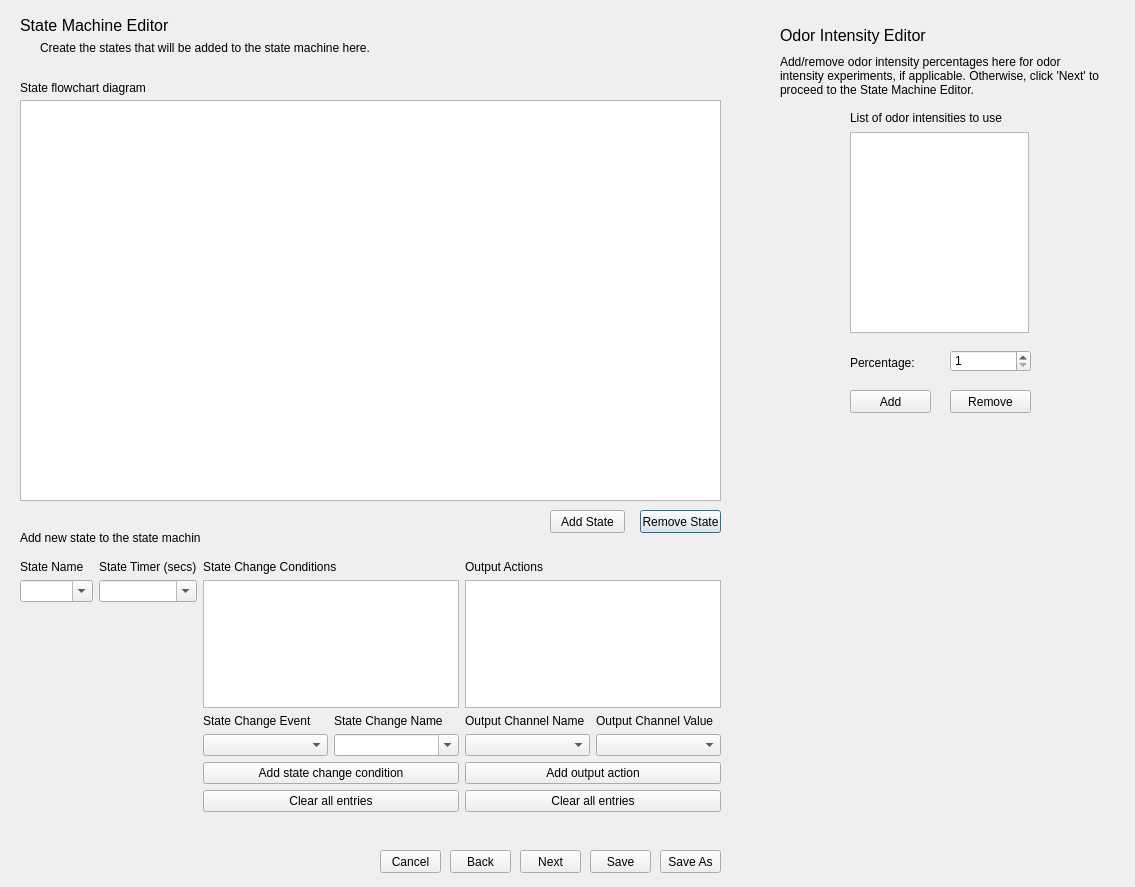
olfa-lab/PyBpodGUI, file protocol_editor_dialog.ui: the form before one commit.
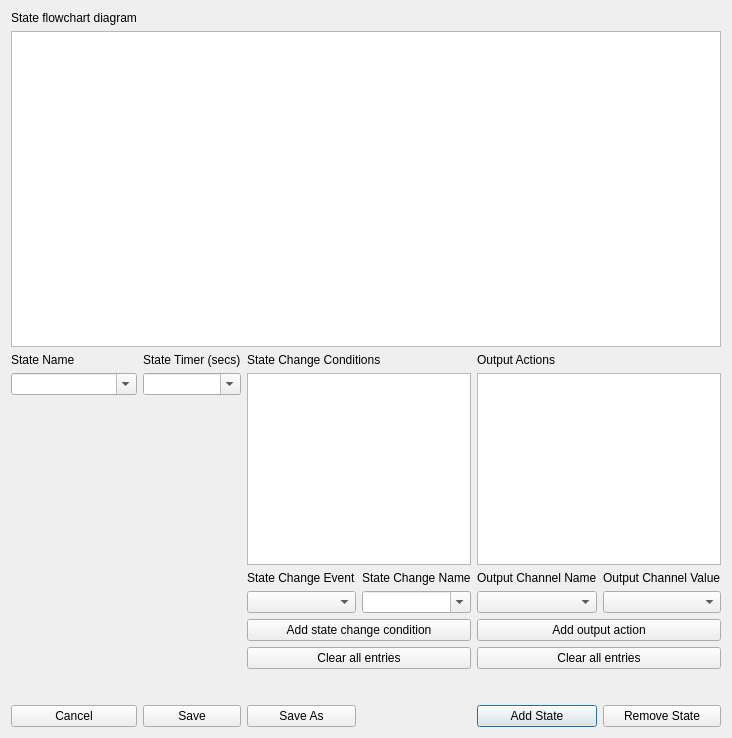
The form after the commit.

Commit message: added remove state function to remove the last state added, used the window's gridLayout to allow resizing, removed the intensity percentages editor

Diff of the .ui file:
```diff
--- a/protocol_editor_dialog.ui
+++ b/protocol_editor_dialog.ui
@@ -6,438 +6,210 @@
    <rect>
     <x>0</x>
     <y>0</y>
-    <width>1135</width>
-    <height>887</height>
+    <width>654</width>
+    <height>738</height>
    </rect>
   </property>
   <property name="windowTitle">
    <string>Dialog</string>
   </property>
-  <widget class="QWidget" name="stateMachineWidget" native="true">
-   <property name="geometry">
-    <rect>
-     <x>10</x>
-     <y>10</y>
-     <width>731</width>
-     <height>821</height>
-    </rect>
-   </property>
-   <widget class="QPushButton" name="removeStateButton">
-    <property name="geometry">
-     <rect>
-      <x>630</x>
-      <y>500</y>
-      <width>81</width>
-      <height>23</height>
-     </rect>
-    </property>
+  <layout class="QGridLayout" name="gridLayout">
+   <item row="0" column="0">
+    <widget class="QLabel" name="stateFlowchartLabel">
     <property name="text">
-     <string>Remove State</string>
-    </property>
-   </widget>
-   <widget class="QGraphicsView" name="graphicsView">
-    <property name="geometry">
-     <rect>
-      <x>10</x>
-      <y>90</y>
-      <width>701</width>
-      <height>401</height>
-     </rect>
-    </property>
-   </widget>
-   <widget class="QLabel" name="addNewStateLabel">
-    <property name="geometry">
-     <rect>
-      <x>10</x>
-      <y>520</y>
-      <width>181</width>
-      <height>16</height>
-     </rect>
-    </property>
+      <string>State flowchart diagram</string>
+     </property>
+    </widget>
+   </item>
+   <item row="9" column="4">
+    <widget class="QPushButton" name="addStateButton">
     <property name="text">
-     <string>Add new state to the state machine</string>
-    </property>
-   </widget>
-   <widget class="QWidget" name="gridLayoutWidget">
-    <property name="geometry">
-     <rect>
-      <x>10</x>
-      <y>550</y>
-      <width>701</width>
-      <height>252</height>
-     </rect>
-    </property>
-    <layout class="QGridLayout" name="stateMachineGridLayout">
-     <item row="2" column="4">
+      <string>Add State</string>
+     </property>
+    </widget>
+   </item>
+   <item row="5" column="2">
+    <widget class="QComboBox" name="stateChangeEventComboBox"/>
+   </item>
+   <item row="4" column="3">
       <widget class="QLabel" name="stateChangeNameLabel">
        <property name="text">
         <string>State Change Name</string>
        </property>
       </widget>
      </item>
-     <item row="2" column="5">
+   <item row="5" column="5">
+    <widget class="QComboBox" name="outputChannelValueComboBox"/>
+   </item>
+   <item row="4" column="5">
+    <widget class="QLabel" name="outputChannelValueLabel">
+     <property name="text">
+      <string>Output Channel Value</string>
+     </property>
+    </widget>
+   </item>
+   <item row="4" column="4">
       <widget class="QLabel" name="outputChannelNameLabel">
        <property name="text">
         <string>Output Channel Name</string>
        </property>
       </widget>
      </item>
-     <item row="0" column="1">
+   <item row="2" column="1">
       <widget class="QLabel" name="stateTimerLabel">
        <property name="text">
         <string>State Timer (secs)</string>
        </property>
       </widget>
      </item>
-     <item row="2" column="3">
-      <widget class="QLabel" name="stateChangeEventLabel">
-       <property name="text">
-        <string>State Change Event</string>
+   <item row="3" column="0" alignment="Qt::AlignTop">
+    <widget class="QComboBox" name="stateNameComboBox">
+     <property name="editable">
+      <bool>true</bool>
        </property>
       </widget>
      </item>
-     <item row="4" column="3" colspan="2">
-      <widget class="QPushButton" name="addStateChangeConditionButton">
-       <property name="text">
-        <string>Add state change condition</string>
-       </property>
-      </widget>
-     </item>
-     <item row="4" column="5" colspan="2">
+   <item row="6" column="4" colspan="2">
       <widget class="QPushButton" name="addOutputActionButton">
        <property name="text">
         <string>Add output action</string>
        </property>
       </widget>
      </item>
-     <item row="5" column="3" colspan="2">
+   <item row="2" column="0">
+    <widget class="QLabel" name="stateNameLabel">
+     <property name="text">
+      <string>State Name</string>
+     </property>
+    </widget>
+   </item>
+   <item row="9" column="1">
+    <widget class="QPushButton" name="saveButton">
+     <property name="text">
+      <string>Save</string>
+     </property>
+    </widget>
+   </item>
+   <item row="7" column="2" colspan="2">
       <widget class="QPushButton" name="clearStateChangeConditionsButton">
        <property name="text">
         <string>Clear all entries</string>
        </property>
       </widget>
      </item>
-     <item row="1" column="5" colspan="2">
-      <widget class="QListWidget" name="outputActionsListWidget"/>
-     </item>
-     <item row="2" column="6">
-      <widget class="QLabel" name="outputChannelValueLabel">
-       <property name="text">
-        <string>Output Channel Value</string>
-       </property>
-      </widget>
-     </item>
-     <item row="0" column="5" colspan="2">
+   <item row="2" column="4" colspan="2">
       <widget class="QLabel" name="outputActionsLabel">
        <property name="text">
         <string>Output Actions</string>
        </property>
       </widget>
      </item>
-     <item row="0" column="0">
-      <widget class="QLabel" name="stateNameLabel">
-       <property name="text">
-        <string>State Name</string>
-       </property>
-      </widget>
-     </item>
-     <item row="3" column="4">
-      <widget class="QComboBox" name="stateChangeNameComboBox">
-       <property name="editable">
-        <bool>true</bool>
-       </property>
-      </widget>
-     </item>
-     <item row="3" column="5">
-      <widget class="QComboBox" name="outputChannelNameComboBox"/>
-     </item>
-     <item row="3" column="3">
-      <widget class="QComboBox" name="stateChangeEventComboBox"/>
-     </item>
-     <item row="5" column="5" colspan="2">
+   <item row="7" column="4" colspan="2">
       <widget class="QPushButton" name="clearOutputActionsButton">
        <property name="text">
         <string>Clear all entries</string>
        </property>
       </widget>
      </item>
-     <item row="0" column="3" colspan="2">
+   <item row="2" column="2" colspan="2">
       <widget class="QLabel" name="stateChangeConditionsLabel">
        <property name="text">
         <string>State Change Conditions</string>
        </property>
       </widget>
      </item>
-     <item row="3" column="6">
-      <widget class="QComboBox" name="outputChannelValueComboBox"/>
-     </item>
-     <item row="1" column="3" colspan="2">
-      <widget class="QListWidget" name="stateChangeConditionsListWidget"/>
-     </item>
-     <item row="1" column="1" alignment="Qt::AlignTop">
+   <item row="3" column="1" alignment="Qt::AlignTop">
       <widget class="QComboBox" name="stateTimerComboBox">
        <property name="editable">
         <bool>true</bool>
        </property>
       </widget>
      </item>
-     <item row="1" column="0" alignment="Qt::AlignTop">
-      <widget class="QComboBox" name="stateNameComboBox">
-       <property name="editable">
-        <bool>true</bool>
+   <item row="1" column="0" colspan="6">
+    <widget class="QGraphicsView" name="graphicsView"/>
+   </item>
+   <item row="3" column="4" colspan="2">
+    <widget class="QListWidget" name="outputActionsListWidget">
+     <property name="sizePolicy">
+      <sizepolicy hsizetype="Expanding" vsizetype="Fixed">
+       <horstretch>0</horstretch>
+       <verstretch>0</verstretch>
+      </sizepolicy>
        </property>
       </widget>
      </item>
-    </layout>
-   </widget>
-   <widget class="QLabel" name="stateFlowchartLabel">
-    <property name="geometry">
-     <rect>
-      <x>10</x>
-      <y>70</y>
-      <width>141</width>
-      <height>16</height>
-     </rect>
-    </property>
+   <item row="5" column="4">
+    <widget class="QComboBox" name="outputChannelNameComboBox"/>
+   </item>
+   <item row="9" column="5">
+    <widget class="QPushButton" name="removeStateButton">
     <property name="text">
-     <string>State flowchart diagram</string>
-    </property>
-   </widget>
-   <widget class="QPushButton" name="addStateButton">
-    <property name="geometry">
-     <rect>
-      <x>540</x>
-      <y>500</y>
-      <width>75</width>
-      <height>23</height>
-     </rect>
-    </property>
+      <string>Remove State</string>
+     </property>
+    </widget>
+   </item>
+   <item row="4" column="2">
+    <widget class="QLabel" name="stateChangeEventLabel">
     <property name="text">
-     <string>Add State</string>
-    </property>
-   </widget>
-   <widget class="QLabel" name="stateMachineHeaderLabel">
-    <property name="geometry">
-     <rect>
-      <x>10</x>
-      <y>0</y>
-      <width>161</width>
-      <height>31</height>
-     </rect>
-    </property>
-    <property name="font">
-     <font>
-      <pointsize>12</pointsize>
-     </font>
-    </property>
-    <property name="text">
-     <string>State Machine Editor</string>
-    </property>
-   </widget>
-   <widget class="QLabel" name="label">
-    <property name="geometry">
-     <rect>
-      <x>30</x>
-      <y>30</y>
-      <width>451</width>
-      <height>16</height>
-     </rect>
-    </property>
-    <property name="text">
-     <string>Create the states that will be added to the state machine here.</string>
-    </property>
-   </widget>
-  </widget>
-  <widget class="QWidget" name="odorIntensityWidget" native="true">
-   <property name="geometry">
-    <rect>
-     <x>760</x>
-     <y>10</y>
-     <width>351</width>
-     <height>421</height>
-    </rect>
-   </property>
-   <widget class="QPushButton" name="removeOdorIntensityButton">
-    <property name="geometry">
-     <rect>
-      <x>190</x>
-      <y>380</y>
-      <width>81</width>
-      <height>23</height>
-     </rect>
-    </property>
-    <property name="text">
-     <string>Remove</string>
-    </property>
-   </widget>
-   <widget class="QPushButton" name="addOdorIntensityButton">
-    <property name="geometry">
-     <rect>
-      <x>90</x>
-      <y>380</y>
-      <width>81</width>
-      <height>23</height>
-     </rect>
-    </property>
-    <property name="text">
-     <string>Add</string>
-    </property>
-   </widget>
-   <widget class="QListWidget" name="intensityPercentageListWidget">
-    <property name="geometry">
-     <rect>
-      <x>90</x>
-      <y>122</y>
-      <width>179</width>
-      <height>201</height>
-     </rect>
-    </property>
-   </widget>
-   <widget class="QLabel" name="intensityPercentageListLabel">
-    <property name="geometry">
-     <rect>
-      <x>90</x>
-      <y>92</y>
-      <width>191</width>
-      <height>31</height>
-     </rect>
-    </property>
-    <property name="text">
-     <string>List of odor intensities to use</string>
-    </property>
-   </widget>
-   <widget class="QSpinBox" name="intensityPercentageSpinBox">
-    <property name="geometry">
-     <rect>
-      <x>190</x>
-      <y>340</y>
-      <width>81</width>
-      <height>22</height>
-     </rect>
-    </property>
-    <property name="prefix">
-     <string/>
-    </property>
-    <property name="minimum">
-     <number>1</number>
-    </property>
-    <property name="maximum">
-     <number>100</number>
-    </property>
-   </widget>
-   <widget class="QLabel" name="intensityPercentageLabel">
-    <property name="geometry">
-     <rect>
-      <x>90</x>
-      <y>342</y>
-      <width>91</width>
-      <height>21</height>
-     </rect>
-    </property>
-    <property name="text">
-     <string>Percentage:</string>
-    </property>
-   </widget>
-   <widget class="QLabel" name="odorIntensityHeaderLabel">
-    <property name="geometry">
-     <rect>
-      <x>20</x>
-      <y>10</y>
-      <width>201</width>
-      <height>31</height>
-     </rect>
-    </property>
-    <property name="font">
-     <font>
-      <pointsize>12</pointsize>
-     </font>
-    </property>
-    <property name="text">
-     <string>Odor Intensity Editor</string>
-    </property>
-   </widget>
-   <widget class="QLabel" name="odorIntensitySubHeaderLabel">
-    <property name="geometry">
-     <rect>
-      <x>20</x>
-      <y>40</y>
-      <width>321</width>
-      <height>51</height>
-     </rect>
-    </property>
-    <property name="text">
-     <string>Add/remove odor intensity percentages here for odor intensity experiments, if applicable. Otherwise, click 'Next' to proceed to the State Machine Editor.</string>
-    </property>
-    <property name="wordWrap">
-     <bool>true</bool>
-    </property>
-   </widget>
-  </widget>
-  <widget class="QPushButton" name="nextButton">
-   <property name="geometry">
-    <rect>
-     <x>520</x>
-     <y>850</y>
-     <width>61</width>
-     <height>23</height>
-    </rect>
-   </property>
-   <property name="text">
-    <string>Next</string>
-   </property>
-  </widget>
-  <widget class="QPushButton" name="backButton">
-   <property name="geometry">
-    <rect>
-     <x>450</x>
-     <y>850</y>
-     <width>61</width>
-     <height>23</height>
-    </rect>
-   </property>
-   <property name="text">
-    <string>Back</string>
-   </property>
-  </widget>
+      <string>State Change Event</string>
+     </property>
+    </widget>
+   </item>
+   <item row="9" column="0">
   <widget class="QPushButton" name="cancelButton">
-   <property name="geometry">
-    <rect>
-     <x>380</x>
-     <y>850</y>
-     <width>61</width>
-     <height>23</height>
-    </rect>
-   </property>
    <property name="text">
     <string>Cancel</string>
    </property>
   </widget>
-  <widget class="QPushButton" name="saveButton">
-   <property name="geometry">
-    <rect>
-     <x>590</x>
-     <y>850</y>
-     <width>61</width>
-     <height>23</height>
-    </rect>
-   </property>
-   <property name="text">
-    <string>Save</string>
-   </property>
-  </widget>
+   </item>
+   <item row="9" column="2">
   <widget class="QPushButton" name="saveAsButton">
-   <property name="geometry">
-    <rect>
-     <x>660</x>
-     <y>850</y>
-     <width>61</width>
-     <height>23</height>
-    </rect>
-   </property>
    <property name="text">
     <string>Save As</string>
    </property>
   </widget>
+   </item>
+   <item row="3" column="2" colspan="2">
+    <widget class="QListWidget" name="stateChangeConditionsListWidget">
+     <property name="sizePolicy">
+      <sizepolicy hsizetype="Expanding" vsizetype="Fixed">
+       <horstretch>0</horstretch>
+       <verstretch>0</verstretch>
+      </sizepolicy>
+     </property>
+    </widget>
+   </item>
+   <item row="6" column="2" colspan="2">
+    <widget class="QPushButton" name="addStateChangeConditionButton">
+     <property name="text">
+      <string>Add state change condition</string>
+     </property>
+    </widget>
+   </item>
+   <item row="5" column="3">
+    <widget class="QComboBox" name="stateChangeNameComboBox">
+     <property name="editable">
+      <bool>true</bool>
+     </property>
+    </widget>
+   </item>
+   <item row="8" column="0" colspan="6">
+    <spacer name="verticalSpacer">
+     <property name="orientation">
+      <enum>Qt::Vertical</enum>
+     </property>
+     <property name="sizeType">
+      <enum>QSizePolicy::Fixed</enum>
+     </property>
+     <property name="sizeHint" stdset="0">
+      <size>
+       <width>20</width>
+       <height>30</height>
+      </size>
+     </property>
+    </spacer>
+   </item>
+  </layout>
  </widget>
  <tabstops>
   <tabstop>stateNameComboBox</tabstop>
```
Left out of the diff: 8 changed lines with no effect on the pictures. Lines whose indentation alone changed are shown as unchanged. The commit also changes 2 other files.
